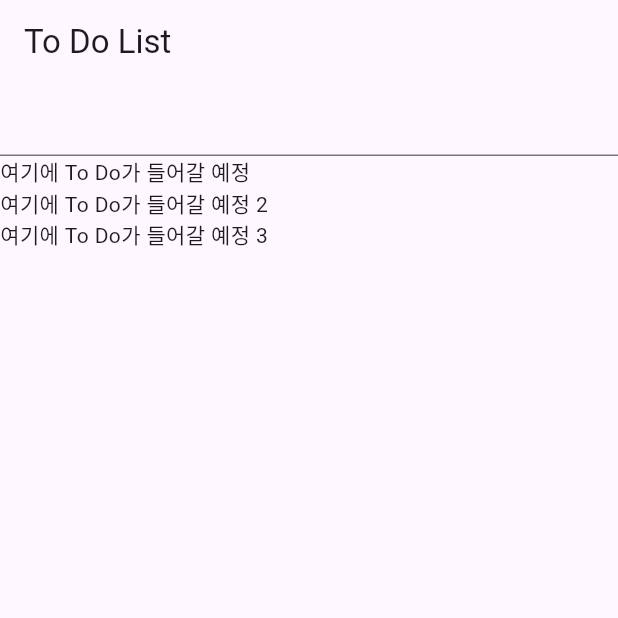
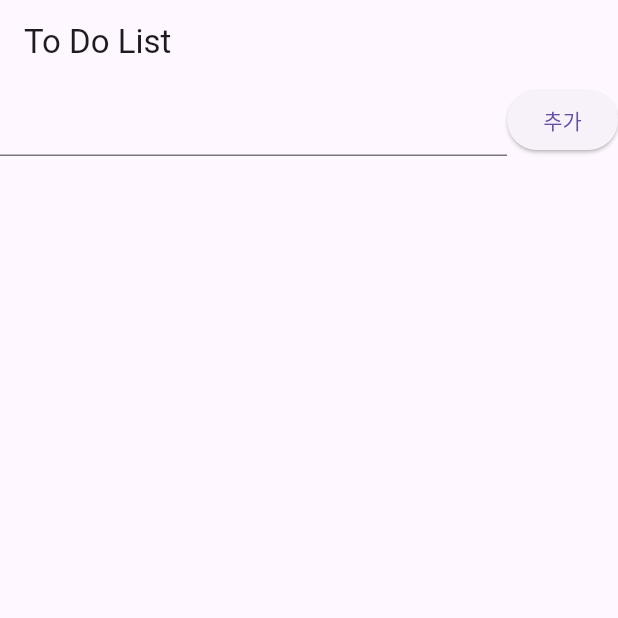
Before and after one commit to ParkSeungHyeok/ToDoList, a Flutter app: the screen it shows after launch, on a phone screen of 412 x 824 dp, the top half of it. Run offline on Flutter 3.47's test engine with Material 3 defaults, Android fonts, the phone set to English and light mode, and no system bars.

Commit message:
add button and additem feature

```diff
--- a/lib/main.dart
+++ b/lib/main.dart
@@ -16,27 +16,14 @@
   const ToDoScreen({super.key});
 
   @override
-  State<ToDoScreen> createState() => _ToDoScreenState();
+  State<ToDoScreen> createState() {
+    return _ToDoScreenState();
+  }
 }
 
 class _ToDoScreenState extends State<ToDoScreen> {
   TextEditingController inputTextController = TextEditingController();
-
-  Widget inputToDoItem() {
-    return TextField(controller: inputTextController);
-  }
-
-  Widget outputToDoList() {
-    return Expanded(
-      child: ListView(
-        children: [
-          Text("여기에 To Do가 들어갈 예정 "),
-          Text("여기에 To Do가 들어갈 예정 2"),
-          Text("여기에 To Do가 들어갈 예정 3"),
-        ],
-      ),
-    );
-  }
+  List<String> toDoList = [];
 
   @override
   Widget build(BuildContext context) {
@@ -45,4 +32,35 @@
       body: Column(children: [inputToDoItem(), outputToDoList()]),
     );
   }
+
+  Widget inputToDoItem() {
+    return Row(
+      children: [
+        Expanded(child: TextField(controller: inputTextController)),
+        ElevatedButton(onPressed: _addTodo, child: Text('추가')),
+      ],
+    );
+  }
+
+  void _addTodo() {
+    if (inputTextController.text.isEmpty) return;
+
+    setState(() {
+      toDoList.add(inputTextController.text);
+    });
+
+    inputTextController.clear();
+  }
+
+  Widget outputToDoList() {
+    return Expanded(child: ListView(children: gettoDoListWidget()));
+  }
+
+  List<Widget> gettoDoListWidget() {
+    List<Widget> toDoListWidget = [];
+    for (int i = 0; i < toDoList.length; i++) {
+      toDoListWidget.add(Text(toDoList[i]));
+    }
+    return toDoListWidget;
+  }
 }
```
